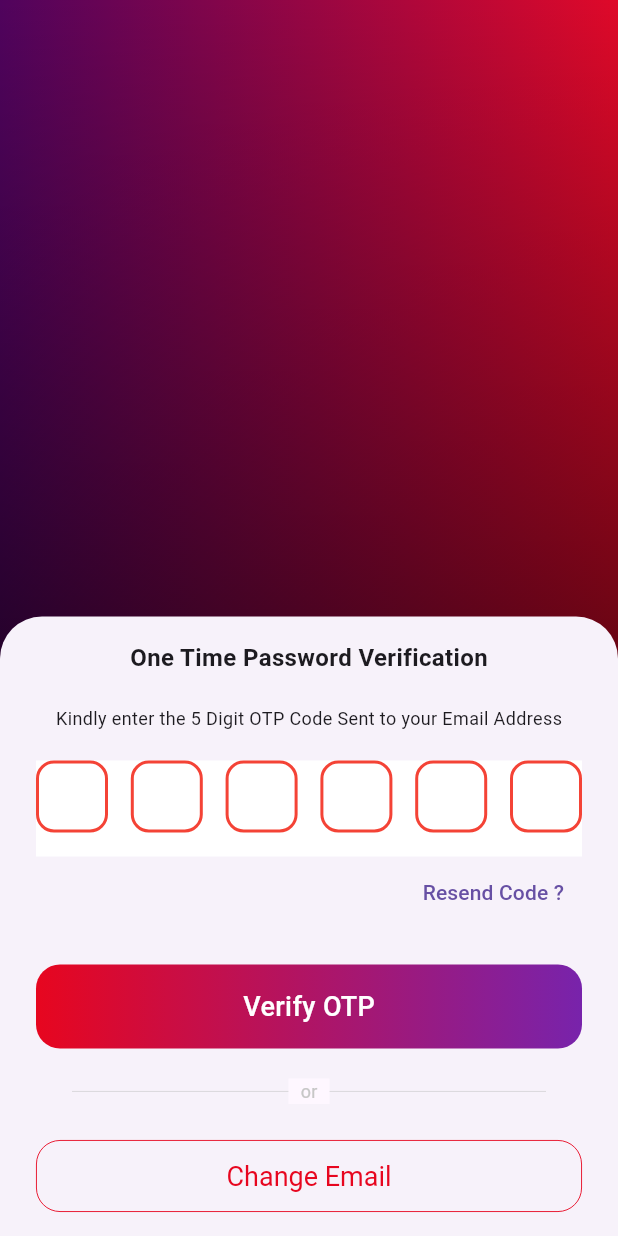
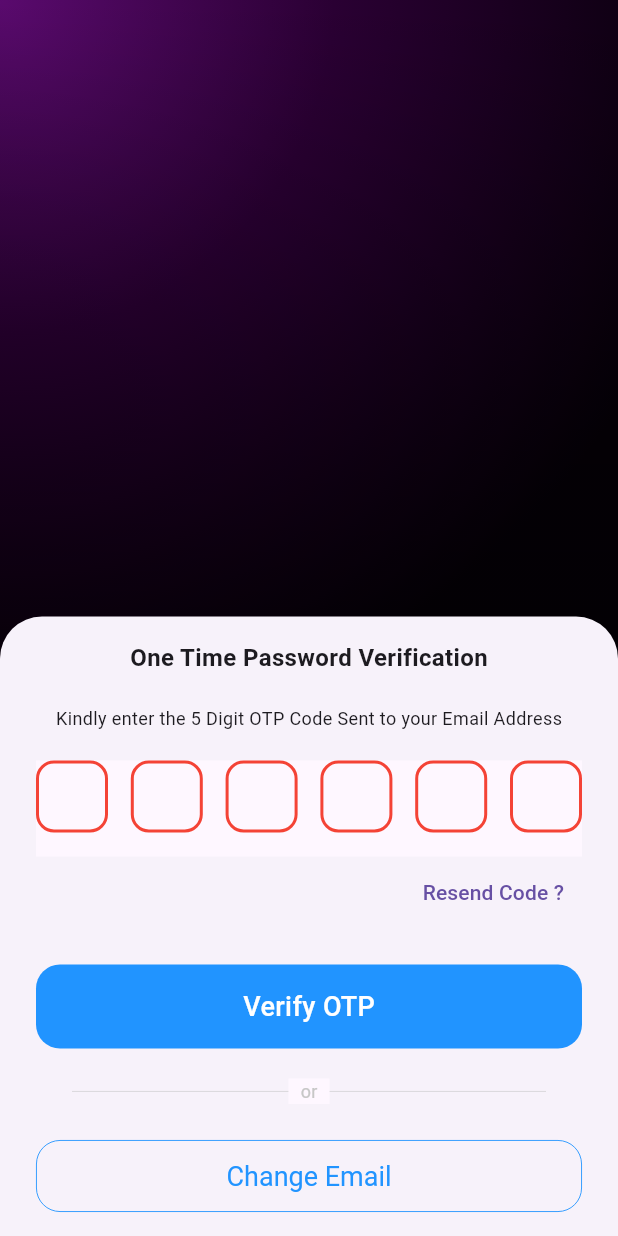
Before and after one commit to enock-kibet/wc-sports-app-coastal, a Flutter app: the OtpPage screen opened by its route, on a phone screen of 412 x 824 dp. Run offline on Flutter 3.47's test engine with Material 3 defaults, Android fonts, the phone set to English and light mode, and no system bars; drawn by our look-alikes of pin_code_fields; our stand-ins replace cached_network_image, carousel_slider, cookie_jar, device_info_plus, dio, dio_cookie_manager and 31 more; missing offline and left inert: auto_height_grid_view, firebase_app_installations, flutter_google_places_sdk, talker_dio_logger; accounts and stored records are empty; network calls fail.

Commit message:
More Updates

```diff
--- a/lib/common/app_background.dart
+++ b/lib/common/app_background.dart
@@ -1,43 +1,57 @@
-import 'package:flutter/cupertino.dart';
+import 'package:flutter/material.dart';
 
 class AppBackground extends StatelessWidget {
   final Widget? childWidget;
-  const AppBackground({super.key,this.childWidget});
 
+  const AppBackground({super.key, this.childWidget});
 
   @override
   Widget build(BuildContext context) {
     return Stack(
       children: [
+        /// Base dark background
         Container(
-          height:double.infinity,
-          width:double.infinity,
+          width: double.infinity,
+          height: double.infinity,
+          color: const Color(0xFF050007),
+        ),
+
+        /// Purple glow (top-left)
+        Container(
+          width: double.infinity,
+          height: double.infinity,
           decoration: const BoxDecoration(
-            gradient: LinearGradient(colors: [Color(0XFF50035D),Color(0XFFDF0929),]),
-            shape: BoxShape.rectangle,),
+            gradient: RadialGradient(
+              center: Alignment.topLeft,
+              radius: 1.2,
+              colors: [
+                Color(0xFF5A0A6E), // rich purple
+                Color(0xFF2A0033),
+                Color(0xFF050007), // fades to black
+              ],
+              stops: [0.0, 0.45, 1.0],
+            ),
+          ),
+        ),
 
+        /// Dark fade overlay (bottom emphasis)
+        Container(
+          width: double.infinity,
+          height: double.infinity,
+          decoration: const BoxDecoration(
+            gradient: LinearGradient(
+              begin: Alignment.topCenter,
+              end: Alignment.bottomCenter,
+              colors: [
+                Colors.transparent,
+                Color(0xCC000000),
+              ],
+            ),
+          ),
         ),
-        Container(
-          height: double.infinity,
-          width: double.infinity,
-          decoration: const BoxDecoration(
-              gradient: LinearGradient(
-                  colors: [Color(0XFF000000),Color(0X00000000)],
-                  begin: Alignment.bottomCenter,
-                  end: Alignment.topCenter
-              )
-          ),
-          child: childWidget,
-        ),
-        // Positioned(
-        //   bottom: -100,
-        //   right: -100,
-        //   child: Container(
-        //     height: 200,
-        //     width:200,
-        //     decoration: const BoxDecoration(gradient: RadialGradient(colors: [Color(0XA0FFFFFF),Color(0X00FFFFFF)]),),
-        //   ),
-        // )
+
+        /// Content
+        if (childWidget != null) childWidget!,
       ],
     );
   }
--- a/lib/features/app/blocs/auth/auth_event.dart
+++ b/lib/features/app/blocs/auth/auth_event.dart
@@ -6,6 +6,8 @@ class AuthEvent with _$AuthEvent {
   const factory AuthEvent.verifyOtp({required dynamic request}) = _VerifyOtp;
   const factory AuthEvent.googlelogin({required dynamic request}) =
       _GoogleLogin;
+
+  const factory AuthEvent.appleLogin({required dynamic request}) = _AppleLogin;
   const factory AuthEvent.resendOtp({required dynamic request}) = _ResendOtp;
 
   const factory AuthEvent.refreshToken({required dynamic request}) =
--- a/lib/features/auth/otp_page.dart
+++ b/lib/features/auth/otp_page.dart
@@ -20,7 +20,6 @@ class OtpPage extends StatefulWidget {
   State<OtpPage> createState() => _OtpPageState();
 }
 
-
 class _OtpPageState extends State<OtpPage> {
   late AuthBloc _authBloc;
   late TextEditingController _otpController;
@@ -31,42 +30,43 @@ class _OtpPageState extends State<OtpPage> {
     _otpController = TextEditingController();
     super.initState();
   }
+
   @override
   void dispose() {
     _authBloc.close();
     _otpController.dispose();
     super.dispose();
   }
+
   @override
   Widget build(BuildContext context) {
-    return  Scaffold(
-      body: BlocConsumer<AuthBloc,AuthState>(
+    return Scaffold(
+      body: BlocConsumer<AuthBloc, AuthState>(
           bloc: _authBloc,
-        listener: (context,state){
+          listener: (context, state) {
             if (state.status == AuthStatus.success) {
               String message;
-            if(state.data is User){
+              if (state.data is User) {
                 message = "Otp verified successfully";
-            }else{
+              } else {
                 message = state.data;
               }
               service<Talker>().info(message);
               ScaffoldMessenger.of(context).showSnackBar(
                 SnackBar(
                   content: Text(message),
-                backgroundColor: AppColors.primaryColor,
+                  backgroundColor: Theme.of(context).colorScheme.surface,
                   behavior: SnackBarBehavior.floating,
                   duration: const Duration(seconds: 3),
                   action: SnackBarAction(
                     label: 'Dismiss',
-                  textColor: AppColors.whiteColor,
+                    textColor: Theme.of(context).colorScheme.onSurface,
                     onPressed: () {
                       ScaffoldMessenger.of(context).hideCurrentSnackBar();
                     },
                   ),
                 ),
               );
-
             }
             if (state.status == AuthStatus.failure) {
               service<Talker>().error(state.failure!.error);
@@ -87,61 +87,100 @@ class _OtpPageState extends State<OtpPage> {
               );
             }
           },
-        builder: (context,state) {
+          builder: (context, state) {
             return const AppBackground();
-        }
-      ),
-      bottomSheet: BlocBuilder<AuthBloc,AuthState>(
+          }),
+      bottomSheet: BlocBuilder<AuthBloc, AuthState>(
           bloc: _authBloc,
-        builder: (context,state) {
+          builder: (context, state) {
             return SingleChildScrollView(
-            child: Padding(padding: EdgeInsets.symmetric(horizontal: kLarge,vertical: kMedium),
+              child: Padding(
+                padding:
+                    EdgeInsets.symmetric(horizontal: kLarge, vertical: kMedium),
                 child: Column(
                   mainAxisSize: MainAxisSize.min,
                   children: [
-                  Text('One Time Password Verification',style: TextStyle(fontSize: kMedium,fontWeight: FontWeight.bold),),
-                  SizedBox(height: 20,),
-                  Text('Kindly enter the 5 Digit OTP Code Sent to your Email Address',style: TextStyle(fontSize: kSMedium),),
-                  SizedBox(height: 20,),
-                  PinCodeTextField(controller: _otpController,appContext: context, length: 6,backgroundColor: AppColors.inputFillColor,pinTheme: PinTheme(shape: PinCodeFieldShape.box,borderRadius: BorderRadius.circular(12),fieldHeight: 48,fieldWidth: 48),),
+                    Text(
+                      'One Time Password Verification',
+                      style: TextStyle(
+                          fontSize: kMedium, fontWeight: FontWeight.bold),
+                    ),
+                    SizedBox(
+                      height: 20,
+                    ),
+                    Text(
+                      'Kindly enter the 5 Digit OTP Code Sent to your Email Address',
+                      style: TextStyle(fontSize: kSMedium),
+                    ),
+                    SizedBox(
+                      height: 20,
+                    ),
+                    PinCodeTextField(
+                      controller: _otpController,
+                      appContext: context,
+                      length: 6,
+                      backgroundColor: Theme.of(context).colorScheme.surface,
+                      pinTheme: PinTheme(
+                          shape: PinCodeFieldShape.box,
+                          borderRadius: BorderRadius.circular(12),
+                          fieldHeight: 48,
+                          fieldWidth: 48),
+                    ),
                     Row(
                       mainAxisAlignment: MainAxisAlignment.end,
                       children: [
                         TextButton(
-                          onPressed: state.status == AuthStatus.loading? null: (){
+                            onPressed: state.status == AuthStatus.loading
+                                ? null
+                                : () {
                                     _authBloc.add(AuthEvent.resendOtp(request: {
-                              "email":service<AppPreferencesManager>().currentUserValue?.email
+                                      "email": service<AppPreferencesManager>()
+                                          .currentUserValue
+                                          ?.email
                                     }));
                                   },
-                          child: Text("Resend Code ?",))//style: TextStyle(fontSize: kSMedium,fontWeight: FontWeight.bold)))
+                            child: Text(
+                              "Resend Code ?",
+                            )) //style: TextStyle(fontSize: kSMedium,fontWeight: FontWeight.bold)))
                       ],
                     ),
-                  SizedBox(height: 24,),
+                    SizedBox(
+                      height: 24,
+                    ),
                     GestureDetector(
-                    onTap: state.status == AuthStatus.loading?null:
-                        (){
+                        onTap: state.status == AuthStatus.loading
+                            ? null
+                            : () {
                                 _authBloc.add(AuthEvent.verifyOtp(request: {
-                              "otp":_otpController.text.trim(),
-                              "email":service<AppPreferencesManager>().currentUserValue?.email
+                                  "otp": _otpController.text.trim(),
+                                  "email": service<AppPreferencesManager>()
+                                      .currentUserValue
+                                      ?.email
                                 }));
                               },
-                    child: CustomFilledButton(state.status == AuthStatus.loading?"Processing...":'Verify OTP')
+                        child: CustomFilledButton(
+                            state.status == AuthStatus.loading
+                                ? "Processing..."
+                                : 'Verify OTP')),
+                    SizedBox(
+                      height: 20,
                     ),
-                  SizedBox(height: 20,),
-                  Stack(
-                      alignment: Alignment.center,
-                      children: [
+                    Stack(alignment: Alignment.center, children: [
                       Padding(
                         padding: EdgeInsets.symmetric(horizontal: 24.0),
-                          child: Divider(color: AppColors.greyColor,thickness: .4,),
+                        child: Divider(
+                          color: AppColors.greyColor,
+                          thickness: .4,
+                        ),
                       ),
                       Container(
                           padding: EdgeInsets.symmetric(horizontal: 8),
                           color: Theme.of(context).colorScheme.surface,
-                            child:Text("or",
-                              style: TextStyle(fontSize: kSMedium,color: AppColors.greyColor),)
-
-                        )
+                          child: Text(
+                            "or",
+                            style: TextStyle(
+                                fontSize: kSMedium, color: AppColors.greyColor),
+                          ))
                     ]),
 
                     const SizedBox(height: 24),
@@ -149,26 +188,26 @@ class _OtpPageState extends State<OtpPage> {
                         style: OutlinedButton.styleFrom(
                             foregroundColor: AppColors.defaultAppRed,
                             minimumSize: const Size.fromHeight(48),
-                        textStyle: TextStyle(fontSize: 18,fontWeight: FontWeight.w400,color: AppColors.blackColor),
+                            textStyle: TextStyle(
+                                fontSize: 18,
+                                fontWeight: FontWeight.w400,
+                                color: AppColors.blackColor),
                             shape: RoundedRectangleBorder(
-                          borderRadius: BorderRadius.all(Radius.circular(kMedium))
-                        ),
-                        side: BorderSide(width: 0.6,color: AppColors.defaultAppRed)
-
-
-                  ),onPressed: ()async {
+                                borderRadius:
+                                    BorderRadius.all(Radius.circular(kMedium))),
+                            side: BorderSide(
+                                width: 0.6, color: AppColors.defaultAppRed)),
+                        onPressed: () async {
                           service<AppPreferencesManager>().logOut();
-                  }, child: Text("Change Email")),
+                        },
+                        child: Text("Change Email")),
 
                     //CustomOutlinedButton("Change Email"),
-
-
                   ],
                 ),
               ),
             );
-        }
-      ),
+          }),
     );
   }
 }
--- a/lib/features/dashboard/pages/home/match_details_page.dart
+++ b/lib/features/dashboard/pages/home/match_details_page.dart
@@ -128,7 +128,7 @@ class _MatchDetailsPageState extends State<MatchDetailsPage> {
           💸 Ticket Price: ${match.matchPrice}
           📍 Location: ${match.matchVenue}
           Get your tickets now from the Wence Sports app!
-          https://play.google.com/store/apps/details?id=com.wtl.sportsapp''';
+          https://play.google.com/store/apps/details?id=com.wtl.dvsavio''';
 
                       Share.share(shareText, subject: 'Check out this event!');
                     },
--- a/lib/features/dashboard/pages/home/widget/home_media.dart
+++ b/lib/features/dashboard/pages/home/widget/home_media.dart
@@ -39,9 +39,9 @@ class HomeMediaBanner extends StatelessWidget {
           },
           options: CarouselOptions(
               height: 180,
-              autoPlay: true,
+              autoPlay: reels.length > 1 ? true : false,
               enlargeCenterPage: true,
-              viewportFraction: 0.9,
+              viewportFraction: 1,
               aspectRatio: 16 / 9,
               autoPlayInterval: const Duration(seconds: 6),
               pauseAutoPlayOnTouch: true),
--- a/lib/features/dashboard/pages/media/media_page.dart
+++ b/lib/features/dashboard/pages/media/media_page.dart
@@ -107,9 +107,9 @@ class _MediaPageState extends State<MediaPage> {
                                 child: Column(
                                   crossAxisAlignment: CrossAxisAlignment.start,
                                   children: [
-                                    RecentHighlightsList(
-                                        highlights: mediaData.recentHighlights),
-                                    const SizedBox(height: 24),
+                                    // RecentHighlightsList(
+                                    //     highlights: mediaData.recentHighlights),
+                                    // const SizedBox(height: 24),
                                     SeasonHighlightsList(
                                         seasonHighlights:
                                             mediaData.seasonHighlights),
--- a/lib/features/dashboard/pages/media/widget/recent_highlights_list.dart
+++ b/lib/features/dashboard/pages/media/widget/recent_highlights_list.dart
@@ -12,8 +12,9 @@ class RecentHighlightsList extends StatelessWidget {
       crossAxisAlignment: CrossAxisAlignment.start,
       children: [
         const Text(
-          "Recent Highlights",
-          style: TextStyle(fontSize: 18, fontWeight: FontWeight.bold, color: Colors.white),
+          "Recents Highlights",
+          style: TextStyle(
+              fontSize: 18, fontWeight: FontWeight.bold, color: Colors.white),
         ),
         const SizedBox(height: 8),
         SizedBox(
--- a/lib/features/dashboard/pages/team/player/player_widgets.dart
+++ b/lib/features/dashboard/pages/team/player/player_widgets.dart
@@ -50,7 +50,8 @@ class PlayerProfilePicture extends StatelessWidget {
         radius: 16,
         padding: EdgeInsets.all(0),
         showBorder: false,
-        height: 200,
+        height: 300,
+        backgroundColor: Colors.black,
         child: PlayerImage(radius: 10, image: player.imageUrl));
   }
 }
@@ -169,7 +170,7 @@ class PlayerStatsTable extends StatelessWidget {
                           DataCell(Text('${getStat("Field Goal")}')),
                           DataCell(Text('${getStat("Free Throw (FT)")}')),
                           DataCell(Text('${getStat("Three Pointer (3 PT)")}')),
-                          DataCell(Text('${getStat("Foul")}')),
+                          DataCell(Text('${getStat("Personal Fouls")}')),
                         ],
                       );
                     }).toList(),
--- a/lib/features/dashboard/pages/team/team.dart
+++ b/lib/features/dashboard/pages/team/team.dart
@@ -8,6 +8,7 @@ import 'package:sports_app/common/dimens.dart';
 import 'package:sports_app/common/extension/buildcontext.dart';
 import 'package:sports_app/data/models/player/player.dart';
 import 'package:sports_app/data/models/roaster/roaster.dart';
+import 'package:sports_app/data/models/stats/stat.dart';
 import 'package:sports_app/data/models/teamstats/teamstats.dart';
 import 'package:sports_app/features/app/blocs/matches/match_bloc.dart';
 import 'package:sports_app/features/app/blocs/roaster/roaster_bloc.dart';
--- a/lib/theme/app_colors.dart
+++ b/lib/theme/app_colors.dart
@@ -1,12 +1,12 @@
 import 'package:flutter/material.dart';
 
 class AppColors {
-  static Color defaultAppRed = const Color(0xFFE7061F);
-  static Color defaultAppPurple = const Color(0xFF7823AB);
-  static Color primaryColor = const Color(0xFFED5560);
-  static Color purpleColor = const Color(0xFF7524AE);
-  static Color pinkColor = const Color(0xFFE50620);
-  static Color pink2Color = const Color(0xFFDF0929);
+  static Color defaultAppRed = const Color(0xff2194ff);
+  static Color defaultAppPurple = const Color(0xff2194ff);
+  static Color primaryColor = const Color(0xff2194ff);
+  static Color purpleColor = const Color(0xff2194ff);
+  static Color pinkColor = const Color(0xff2194ff);
+  static Color pink2Color = const Color(0xff2194ff);
   static Color inputFillColor = whiteColor;
   static Color greyColor = const Color(0xFFC7C7C7);
   static Color scaffoldBackground = const Color(0xFFF7F6F9);
--- a/pubspec.yaml
+++ b/pubspec.yaml
@@ -16,7 +16,7 @@ publish_to: "none" # Remove this line if you wish to publish to pub.dev
 # https://developer.apple.com/library/archive/documentation/General/Reference/InfoPlistKeyReference/Articles/CoreFoundationKeys.html
 # In Windows, build-name is used as the major, minor, and patch parts
 # of the product and file versions while build-number is used as the build suffix.
-version: 1.0.0+33
+version: 1.0.0+11
 
 environment:
   sdk: ">=3.3.2 <4.0.0"
@@ -90,6 +90,7 @@ dependencies:
   shimmer: ^3.0.0
   carousel_slider: ^5.1.1
   flutter_spinkit: ^5.2.2
+  sign_in_with_apple: ^7.0.1
 
 dev_dependencies:
   flutter_test:
```
Also changed, not shown: lib/data/services/client.dart (+37 -11 lines), lib/features/app/blocs/auth/auth_bloc.dart (+11 -0 lines), lib/features/auth/login_page.dart (+41 -1 lines), lib/features/dashboard/pages/home/home_page.dart (+7 -10 lines), lib/features/dashboard/pages/home/widget/previous_tiles.dart (+13 -1 lines), lib/features/dashboard/pages/team/team_stats.dart (+130 -35 lines), firebase.json, lib/features/app/blocs/auth/auth_bloc.freezed.dart, lib/firebase_options.dart, pubspec.lock, 42 other files. Lines whose indentation alone changed are shown as unchanged.
